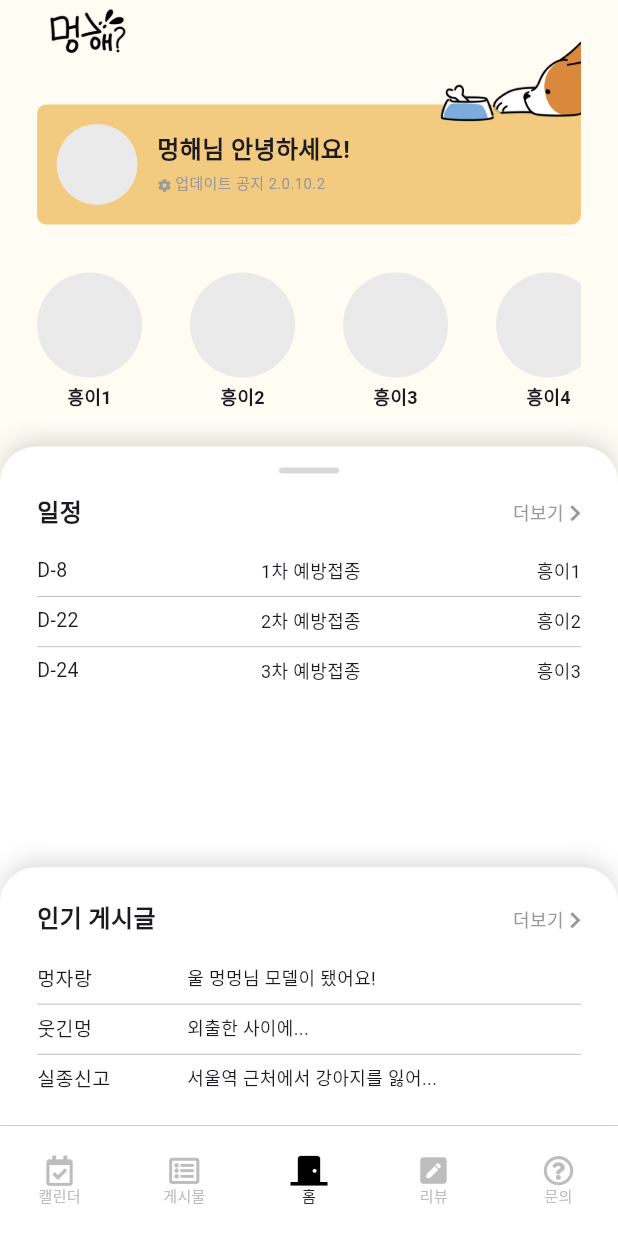
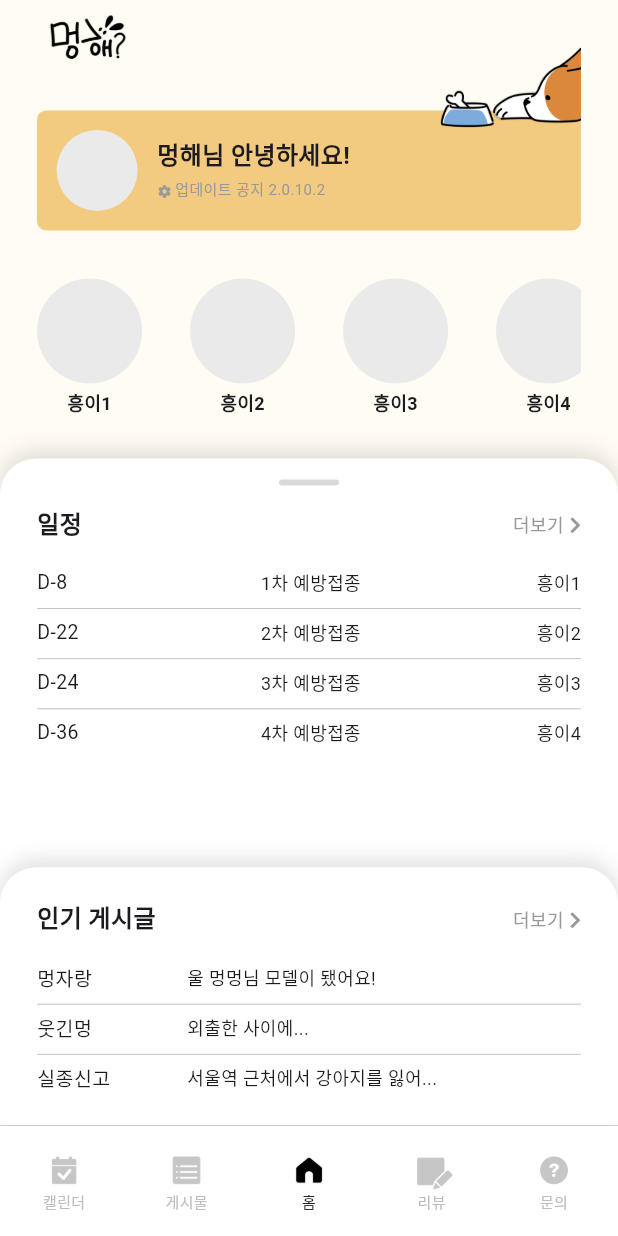
Before and after one commit to potato-club/meonghae_front, a Flutter app: the screen it shows after launch, on a phone screen of 412 x 824 dp. Run offline on Flutter 3.47's test engine with Material 2 defaults, Android fonts, the phone set to English and light mode, and no system bars; our stand-ins replace font_awesome_flutter.

Commit message:
feat. Main_Screen UI 구현완료 #2

```diff
--- a/lib/main.dart
+++ b/lib/main.dart
@@ -3,10 +3,6 @@ import 'package:flutter/services.dart';
 import 'package:meonghae_front/screens/main_screen.dart';
 
 void main() {
-  //상태표시줄 숨기기
-  SystemChrome.setSystemUIOverlayStyle(const SystemUiOverlayStyle(
-    statusBarColor: Color.fromARGB(0, 0, 0, 0),
-  ));
   runApp(const MyApp());
 }
 
@@ -15,6 +11,8 @@ class MyApp extends StatelessWidget {
 
   @override
   Widget build(BuildContext context) {
+    SystemChrome.setEnabledSystemUIMode(SystemUiMode.manual, overlays: []);
+
     return MaterialApp(
       title: 'Meonghae?',
       theme: ThemeData(
--- a/lib/screens/main_screen.dart
+++ b/lib/screens/main_screen.dart
@@ -16,7 +16,9 @@ class MainScreen extends StatelessWidget {
         children: [
           Padding(
             padding: EdgeInsets.symmetric(
-                horizontal: MediaQuery.of(context).size.width * 0.06),
+              horizontal: MediaQuery.of(context).size.width * 0.06,
+              vertical: 4,
+            ),
             child: const Column(
               crossAxisAlignment: CrossAxisAlignment.start,
               children: [
--- a/lib/widgets/main_screen/schedule_content_widget.dart
+++ b/lib/widgets/main_screen/schedule_content_widget.dart
@@ -51,7 +51,7 @@ class ScheduleContentWidget extends StatelessWidget {
         const MainContentLabelWidget(label: "일정"),
         const SizedBox(height: 12),
         SizedBox(
-          height: 90,
+          height: 147,
           child: SingleChildScrollView(
             scrollDirection: Axis.vertical,
             child: Column(
--- a/lib/widgets/under_bar/under_bar_icon_button.dart
+++ b/lib/widgets/under_bar/under_bar_icon_button.dart
@@ -1,10 +1,9 @@
 import 'package:flutter/material.dart';
-import 'package:font_awesome_flutter/font_awesome_flutter.dart';
 
 class UnderBarIconButtonWidget extends StatelessWidget {
   final bool isSelected;
   final String label;
-  final IconData iconName;
+  final String iconName;
   const UnderBarIconButtonWidget({
     super.key,
     required this.isSelected,
@@ -16,19 +15,23 @@ class UnderBarIconButtonWidget extends StatelessWidget {
   Widget build(BuildContext context) {
     return GestureDetector(
       child: SizedBox(
-        width: 30,
+        width: 36,
         child: Column(
           children: [
-            FaIcon(
-              iconName,
-              size: 20,
-              color: isSelected ? Colors.black : const Color(0xFFBDBDBD),
+            Opacity(
+              opacity: isSelected ? 1 : 0.4,
+              child: Image(
+                  image: AssetImage(
+                      'assets/images/icon/${iconName}_${isSelected ? 'black' : 'gray'}.png')),
             ),
-            Text(
-              label,
-              style: TextStyle(
-                fontSize: 10,
-                color: isSelected ? Colors.black : const Color(0xFFBDBDBD),
+            Transform.translate(
+              offset: const Offset(0, -4),
+              child: Text(
+                label,
+                style: TextStyle(
+                  fontSize: 10,
+                  color: isSelected ? Colors.black : const Color(0xFFBDBDBD),
+                ),
               ),
             )
           ],
--- a/lib/widgets/under_bar/under_bar_widget.dart
+++ b/lib/widgets/under_bar/under_bar_widget.dart
@@ -1,5 +1,4 @@
 import 'package:flutter/material.dart';
-import 'package:font_awesome_flutter/font_awesome_flutter.dart';
 import 'package:meonghae_front/widgets/under_bar/under_bar_icon_button.dart';
 
 class UnderBarWidget extends StatelessWidget {
@@ -29,30 +28,15 @@ class UnderBarWidget extends StatelessWidget {
                 mainAxisAlignment: MainAxisAlignment.spaceBetween,
                 children: [
                   UnderBarIconButtonWidget(
-                    isSelected: false,
-                    label: '캘린더',
-                    iconName: FontAwesomeIcons.calendarCheck,
-                  ),
+                      isSelected: false, label: '캘린더', iconName: 'calendar'),
                   UnderBarIconButtonWidget(
-                    isSelected: false,
-                    label: '게시물',
-                    iconName: FontAwesomeIcons.listAlt,
-                  ),
+                      isSelected: false, label: '게시물', iconName: 'post'),
                   UnderBarIconButtonWidget(
-                    isSelected: true,
-                    label: '홈',
-                    iconName: FontAwesomeIcons.doorClosed,
-                  ),
+                      isSelected: true, label: '홈', iconName: 'home'),
                   UnderBarIconButtonWidget(
-                    isSelected: false,
-                    label: '리뷰',
-                    iconName: FontAwesomeIcons.penSquare,
-                  ),
+                      isSelected: false, label: '리뷰', iconName: 'review'),
                   UnderBarIconButtonWidget(
-                    isSelected: false,
-                    label: '문의',
-                    iconName: FontAwesomeIcons.questionCircle,
-                  )
+                      isSelected: false, label: '문의', iconName: 'ask')
                 ],
               ),
             )
```
